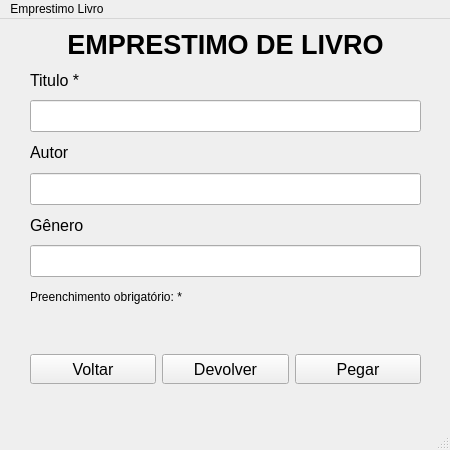
Old version of the form Aulas_Revisão/11_2024/Dia 11/project/ui/emprestimo_window.ui in the repository OSepiliF/Curso-SENAC.
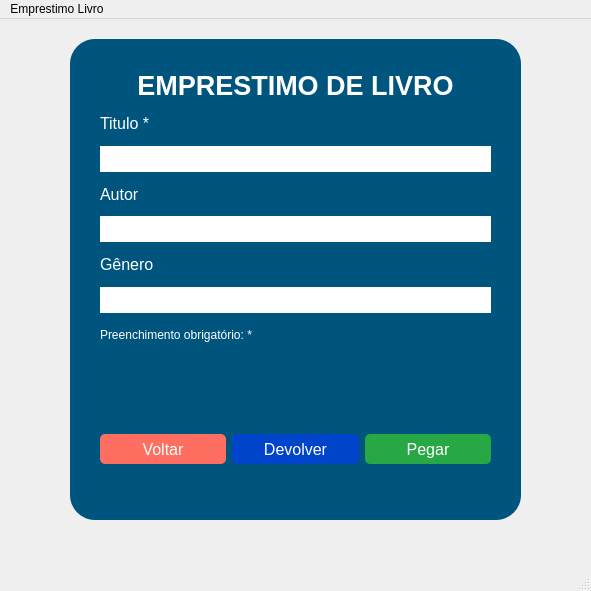
New version of the form.

Patch:
```diff
--- a/Aulas_Revisão/11_2024/Dia 11/project/ui/emprestimo_window.ui
+++ b/Aulas_Revisão/11_2024/Dia 11/project/ui/emprestimo_window.ui
@@ -6,85 +6,38 @@
    <rect>
     <x>0</x>
     <y>0</y>
-    <width>450</width>
-    <height>450</height>
+    <width>591</width>
+    <height>591</height>
    </rect>
   </property>
   <property name="windowTitle">
    <string>MainWindow</string>
   </property>
   <widget class="QWidget" name="centralwidget">
-   <widget class="QWidget" name="horizontalLayoutWidget">
+   <widget class="QFrame" name="frame">
     <property name="geometry">
      <rect>
-      <x>30</x>
-      <y>320</y>
-      <width>391</width>
-      <height>61</height>
+      <x>70</x>
+      <y>20</y>
+      <width>451</width>
+      <height>481</height>
      </rect>
     </property>
-    <layout class="QHBoxLayout" name="horizontalLayout">
-     <item>
-      <widget class="QPushButton" name="botao_voltar">
-       <property name="maximumSize">
-        <size>
-         <width>160</width>
-         <height>30</height>
-        </size>
-       </property>
-       <property name="font">
-        <font>
-         <pointsize>12</pointsize>
-        </font>
-       </property>
-       <property name="text">
-        <string>Voltar</string>
-       </property>
-      </widget>
-     </item>
-     <item>
-      <widget class="QPushButton" name="botao_devolver">
-       <property name="maximumSize">
-        <size>
-         <width>160</width>
-         <height>30</height>
-        </size>
-       </property>
-       <property name="font">
-        <font>
-         <pointsize>12</pointsize>
-        </font>
-       </property>
-       <property name="text">
-        <string>Devolver</string>
-       </property>
-      </widget>
-     </item>
-     <item>
-      <widget class="QPushButton" name="botao_pegar">
-       <property name="maximumSize">
-        <size>
-         <width>160</width>
-         <height>30</height>
-        </size>
-       </property>
-       <property name="font">
-        <font>
-         <pointsize>12</pointsize>
-        </font>
-       </property>
-       <property name="text">
-        <string>Pegar</string>
-       </property>
-      </widget>
-     </item>
-    </layout>
-   </widget>
+    <property name="styleSheet">
+     <string notr="true">background-color: rgba(0, 85, 127, 255);
+border-radius: 25px;</string>
+    </property>
+    <property name="frameShape">
+     <enum>QFrame::StyledPanel</enum>
+    </property>
+    <property name="frameShadow">
+     <enum>QFrame::Raised</enum>
+    </property>
    <widget class="QWidget" name="verticalLayoutWidget">
     <property name="geometry">
      <rect>
       <x>30</x>
-      <y>10</y>
+       <y>30</y>
       <width>391</width>
       <height>301</height>
      </rect>
@@ -99,14 +52,8 @@
          <bold>true</bold>
         </font>
        </property>
-       <property name="mouseTracking">
-        <bool>false</bool>
-       </property>
-       <property name="autoFillBackground">
-        <bool>false</bool>
-       </property>
-       <property name="frameShadow">
-        <enum>QFrame::Plain</enum>
+        <property name="styleSheet">
+         <string notr="true">color: white;</string>
        </property>
        <property name="text">
         <string>EMPRESTIMO DE LIVRO</string>
@@ -122,15 +69,11 @@
         <font>
          <pointsize>12</pointsize>
          <weight>50</weight>
-         <italic>false</italic>
          <bold>false</bold>
-         <underline>false</underline>
-         <strikeout>false</strikeout>
-         <kerning>true</kerning>
-        </font>
-       </property>
-       <property name="layoutDirection">
-        <enum>Qt::LeftToRight</enum>
+         </font>
+        </property>
+        <property name="styleSheet">
+         <string notr="true">color: white;</string>
        </property>
        <property name="text">
         <string>Titulo *</string>
@@ -139,14 +82,14 @@
      </item>
      <item>
       <widget class="QLineEdit" name="titulo">
-       <property name="enabled">
-        <bool>true</bool>
-       </property>
        <property name="font">
         <font>
          <pointsize>15</pointsize>
         </font>
        </property>
+        <property name="styleSheet">
+         <string notr="true">background-color: rgb(255, 255, 255);</string>
+        </property>
       </widget>
      </item>
      <item>
@@ -154,13 +97,10 @@
        <property name="font">
         <font>
          <pointsize>12</pointsize>
-         <weight>50</weight>
-         <italic>false</italic>
-         <bold>false</bold>
-        </font>
-       </property>
-       <property name="layoutDirection">
-        <enum>Qt::LeftToRight</enum>
+         </font>
+        </property>
+        <property name="styleSheet">
+         <string notr="true">color: white;</string>
        </property>
        <property name="text">
         <string>Autor </string>
@@ -174,8 +114,8 @@
          <pointsize>15</pointsize>
         </font>
        </property>
-       <property name="text">
-        <string/>
+        <property name="styleSheet">
+         <string notr="true">background-color: rgb(255, 255, 255);</string>
        </property>
       </widget>
      </item>
@@ -184,13 +124,10 @@
        <property name="font">
         <font>
          <pointsize>12</pointsize>
-         <weight>50</weight>
-         <italic>false</italic>
-         <bold>false</bold>
-        </font>
-       </property>
-       <property name="layoutDirection">
-        <enum>Qt::LeftToRight</enum>
+         </font>
+        </property>
+        <property name="styleSheet">
+         <string notr="true">color: white;</string>
        </property>
        <property name="text">
         <string>Gênero</string>
@@ -204,13 +141,16 @@
          <pointsize>15</pointsize>
         </font>
        </property>
-       <property name="placeholderText">
-        <string/>
+        <property name="styleSheet">
+         <string notr="true">background-color: rgb(255, 255, 255);</string>
        </property>
       </widget>
      </item>
      <item>
       <widget class="QLabel" name="label_4">
+        <property name="styleSheet">
+         <string notr="true">color: white;</string>
+        </property>
        <property name="text">
         <string>Preenchimento obrigatório: *</string>
        </property>
@@ -231,13 +171,89 @@
      </item>
     </layout>
    </widget>
+    <widget class="QWidget" name="horizontalLayoutWidget">
+     <property name="geometry">
+      <rect>
+       <x>30</x>
+       <y>380</y>
+       <width>391</width>
+       <height>61</height>
+      </rect>
+     </property>
+     <layout class="QHBoxLayout" name="horizontalLayout">
+      <item>
+       <widget class="QPushButton" name="botao_voltar">
+        <property name="maximumSize">
+         <size>
+          <width>160</width>
+          <height>30</height>
+         </size>
+        </property>
+        <property name="font">
+         <font>
+          <pointsize>12</pointsize>
+         </font>
+        </property>
+        <property name="styleSheet">
+         <string notr="true">background-color: #FF6F61; color: white; border-radius: 5px;</string>
+        </property>
+        <property name="text">
+         <string>Voltar</string>
+        </property>
+       </widget>
+      </item>
+      <item>
+       <widget class="QPushButton" name="botao_devolver">
+        <property name="maximumSize">
+         <size>
+          <width>160</width>
+          <height>30</height>
+         </size>
+        </property>
+        <property name="font">
+         <font>
+          <pointsize>12</pointsize>
+         </font>
+        </property>
+        <property name="styleSheet">
+         <string notr="true">background-color: #0044cc; color: white; border-radius: 5px;</string>
+        </property>
+        <property name="text">
+         <string>Devolver</string>
+        </property>
+       </widget>
+      </item>
+      <item>
+       <widget class="QPushButton" name="botao_pegar">
+        <property name="maximumSize">
+         <size>
+          <width>160</width>
+          <height>30</height>
+         </size>
+        </property>
+        <property name="font">
+         <font>
+          <pointsize>12</pointsize>
+         </font>
+        </property>
+        <property name="styleSheet">
+         <string notr="true">background-color: #28a745; color: white; border-radius: 5px;</string>
+        </property>
+        <property name="text">
+         <string>Pegar</string>
+        </property>
+       </widget>
+      </item>
+     </layout>
+    </widget>
+   </widget>
   </widget>
   <widget class="QMenuBar" name="menubar">
    <property name="geometry">
     <rect>
      <x>0</x>
      <y>0</y>
-     <width>450</width>
+     <width>591</width>
      <height>21</height>
     </rect>
    </property>
```
Lines whose indentation alone changed are shown as unchanged.
